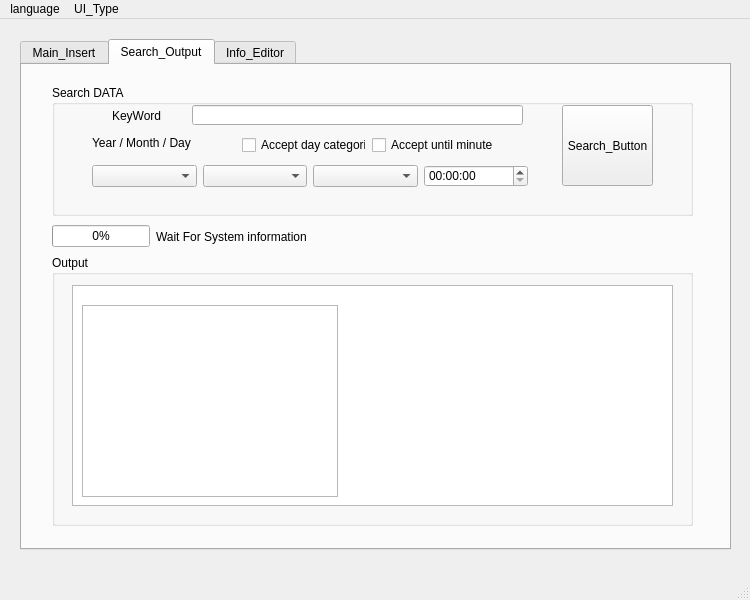
Before: the Qt Designer form Main.ui in kerlive/Memorandum, drawn with Qt 5.
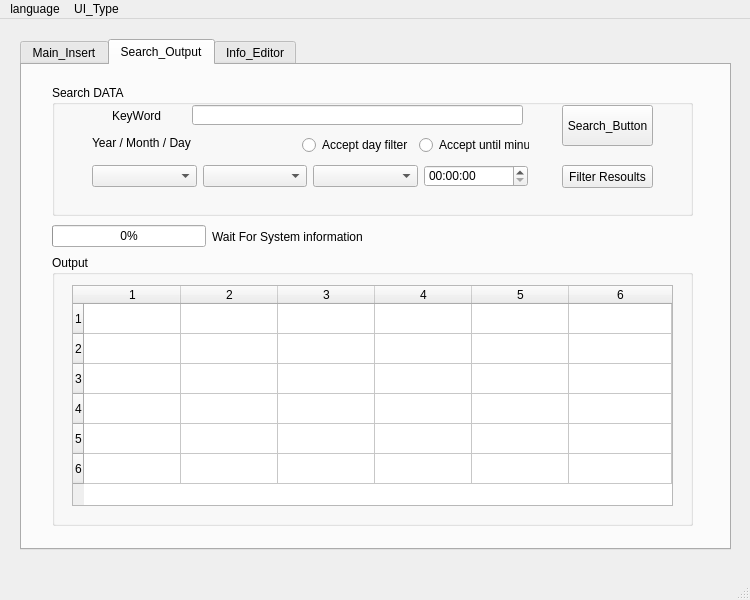
After: the same form once the commit is applied. The open tabs and pages were chosen to show the change.

```diff
--- a/Main.ui
+++ b/Main.ui
@@ -185,7 +185,7 @@
          <x>510</x>
          <y>20</y>
          <width>91</width>
-         <height>81</height>
+         <height>41</height>
         </rect>
        </property>
        <property name="text">
@@ -248,25 +248,25 @@
         <string>KeyWord</string>
        </property>
       </widget>
-      <widget class="QWidget" name="layoutWidget">
+      <widget class="QWidget" name="">
        <property name="geometry">
         <rect>
-         <x>190</x>
+         <x>250</x>
          <y>50</y>
-         <width>254</width>
+         <width>227</width>
          <height>20</height>
         </rect>
        </property>
        <layout class="QHBoxLayout" name="horizontalLayout_2">
         <item>
-         <widget class="QCheckBox" name="checkBox_2">
+         <widget class="QRadioButton" name="radioButton">
           <property name="text">
-           <string>Accept day categories</string>
+           <string>Accept day filter</string>
           </property>
          </widget>
         </item>
         <item>
-         <widget class="QCheckBox" name="checkBox">
+         <widget class="QRadioButton" name="radioButton_2">
           <property name="text">
            <string>Accept until minute</string>
           </property>
@@ -274,6 +274,19 @@
         </item>
        </layout>
       </widget>
+      <widget class="QPushButton" name="pushButton">
+       <property name="geometry">
+        <rect>
+         <x>510</x>
+         <y>80</y>
+         <width>91</width>
+         <height>23</height>
+        </rect>
+       </property>
+       <property name="text">
+        <string>Filter Resoults</string>
+       </property>
+      </widget>
      </widget>
      <widget class="QGroupBox" name="groupBox_5">
       <property name="geometry">
@@ -306,24 +319,41 @@
          <height>221</height>
         </rect>
        </property>
-      </widget>
-      <widget class="QTextBrowser" name="textBrowser">
-       <property name="geometry">
-        <rect>
-         <x>30</x>
-         <y>50</y>
-         <width>256</width>
-         <height>192</height>
-        </rect>
+       <property name="rowCount">
+        <number>6</number>
        </property>
+       <property name="columnCount">
+        <number>6</number>
+       </property>
+       <attribute name="horizontalHeaderCascadingSectionResizes">
+        <bool>false</bool>
+       </attribute>
+       <attribute name="horizontalHeaderDefaultSectionSize">
+        <number>97</number>
+       </attribute>
+       <attribute name="horizontalHeaderStretchLastSection">
+        <bool>true</bool>
+       </attribute>
+       <row/>
+       <row/>
+       <row/>
+       <row/>
+       <row/>
+       <row/>
+       <column/>
+       <column/>
+       <column/>
+       <column/>
+       <column/>
+       <column/>
       </widget>
      </widget>
-     <widget class="QWidget" name="layoutWidget">
+     <widget class="QWidget" name="">
       <property name="geometry">
        <rect>
         <x>30</x>
         <y>160</y>
-        <width>255</width>
+        <width>311</width>
         <height>23</height>
        </rect>
       </property>
```
